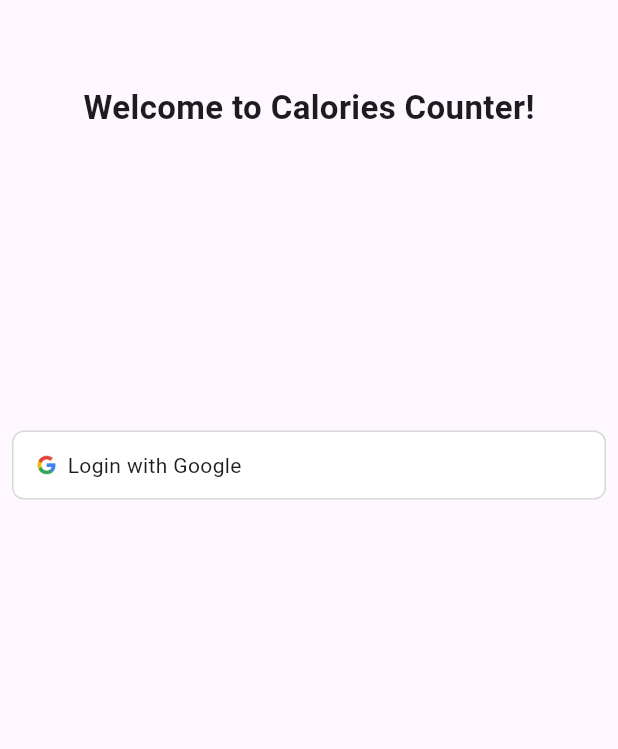
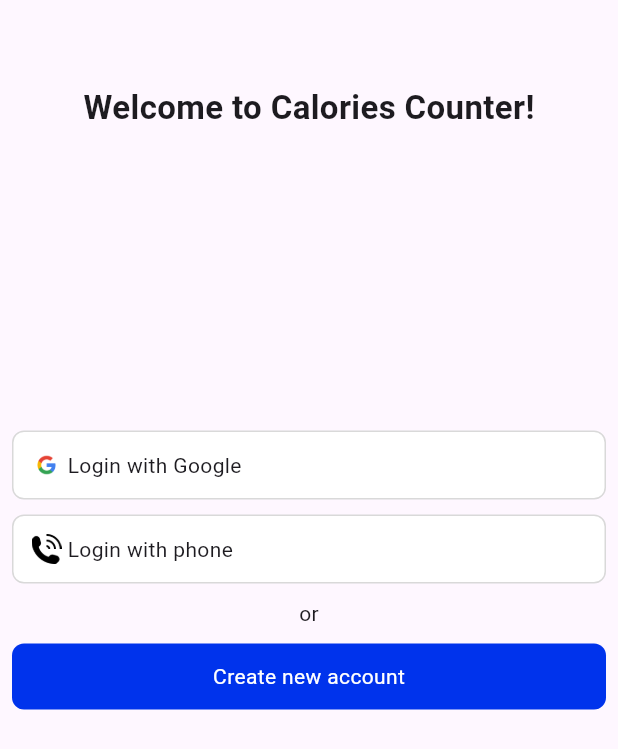
Before and after one commit to BondarevAD/calories_counter, a Flutter app: the screen it shows after launch, on a phone screen of 412 x 824 dp. Shown: the top 749 px of the screen. Run offline on Flutter 3.47's test engine with Material 3 defaults, Android fonts, the phone set to English and light mode, and no system bars; our stand-ins replace get.

Commit message:
Create basic entities: build temp design for auth page

```diff
--- a/lib/presentation/pages/auth_page/auth_page.dart
+++ b/lib/presentation/pages/auth_page/auth_page.dart
@@ -1,6 +1,7 @@
 import 'dart:io';
 
 import 'package:calories_counter/presentation/resources/AppResources.dart';
+import 'package:calories_counter/presentation/widgets/app_button.dart';
 import 'package:calories_counter/presentation/widgets/app_outlined_button.dart';
 import 'package:flutter/material.dart';
 
@@ -51,6 +52,28 @@ class AuthPage extends StatelessWidget {
                 ),
               ],
             ),
+          SizedBox(
+            height: 10,
+          ),
+          const AppOutlinedButton(
+            text: "Login with phone",
+            icon: AppAssetImage.phone,
+          ),
+          SizedBox(
+            height: 10,
+          ),
+          const Row(
+            mainAxisAlignment: MainAxisAlignment.center,
+            children: [
+              Text("or"),
+            ],
+          ),
+          SizedBox(
+            height: 10,
+          ),
+          const AppButton(
+            text: "Create new account",
+          ),
         ],
       ),
     );
--- a/lib/presentation/resources/AppResources.dart
+++ b/lib/presentation/resources/AppResources.dart
@@ -1,4 +1,5 @@
 class AppAssetImage {
   static const google = 'assets/images/google.png';
   static const apple = 'assets/images/apple.png';
+  static const phone = 'assets/images/phone.png';
 }
--- /dev/null
+++ b/lib/presentation/widgets/app_button.dart
@@ -0,0 +1,34 @@
+import 'package:flutter/material.dart';
+
+class AppButton extends StatelessWidget {
+  final String text;
+  final VoidCallback? onTap;
+
+  const AppButton({
+    super.key,
+    required this.text,
+    this.onTap,
+  });
+
+  @override
+  Widget build(BuildContext context) {
+    return GestureDetector(
+      onTap: onTap,
+      child: Container(
+        width: double.infinity,
+        alignment: Alignment.center,
+        padding: const EdgeInsets.all(12),
+        decoration: BoxDecoration(
+          borderRadius: BorderRadius.circular(8),
+          color: const Color(0xFF0033EC),
+        ),
+        child: Text(
+          text,
+          style: const TextStyle(
+            color: Colors.white,
+          ),
+        ),
+      ),
+    );
+  }
+}
```
Also changed, not shown: assets/images/phone.png (added), assets/images/telephone-symbol-icon-phone-download-png.jpeg (added).
